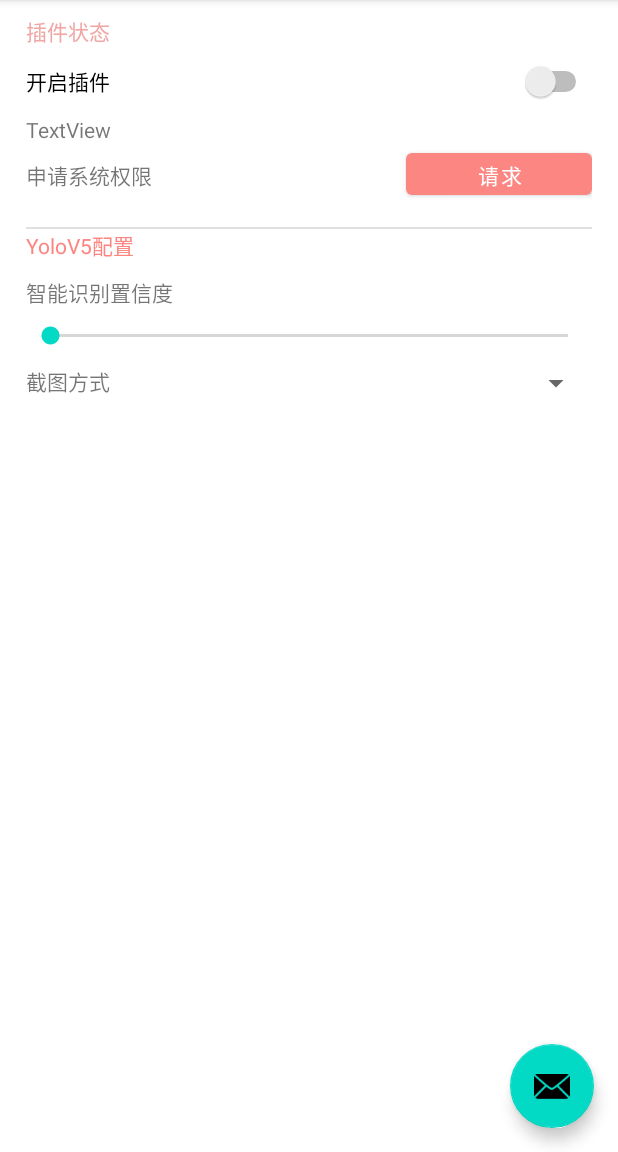
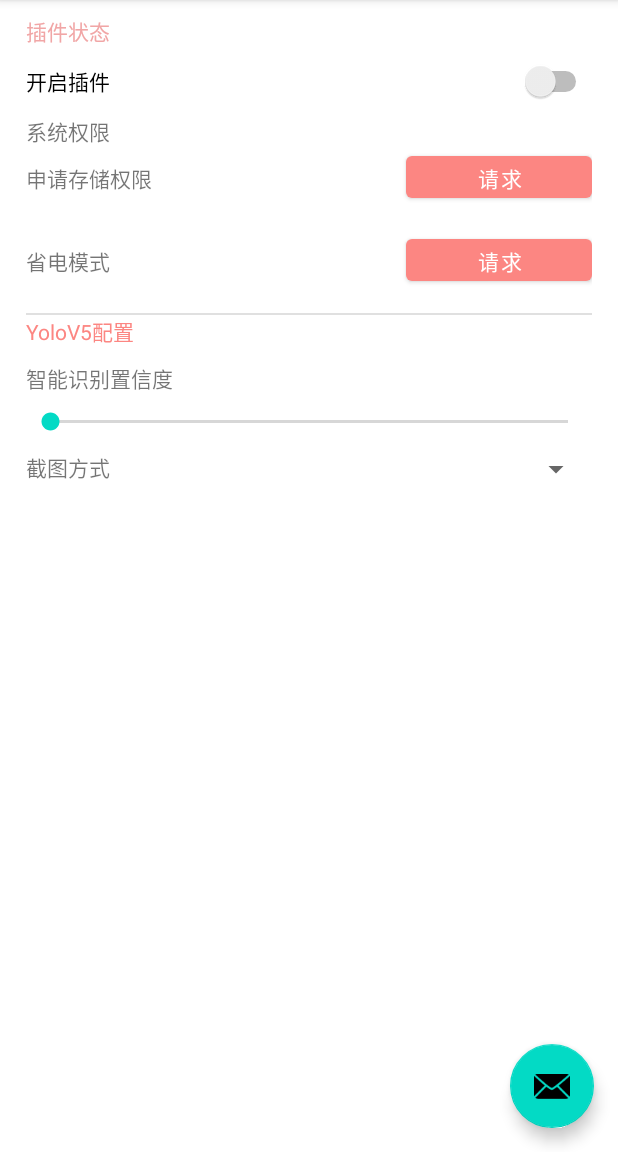
Before and after one commit to obaby/skip_ads_android, an Android app: the screen it shows after launch (MainActivity), on a phone screen of 412 x 824 dp, the part 84-1236 px from its top. Run offline under Robolectric (Android 15) with nearby library versions, the phone set to English and light mode, and no system bars; our stand-ins replace navigation-ui; libraries missing offline, so code that uses them is left out: com.tencent.tinker, com.yorhp.recordlibrary; 3 statements that could not run were skipped.

Commit message:
更新设置页面

```diff
--- a/app/src/main/res/layout/fragment_first.xml
+++ b/app/src/main/res/layout/fragment_first.xml
@@ -53,7 +53,7 @@
                 android:layout_width="wrap_content"
                 android:layout_height="wrap_content"
                 android:layout_weight="1"
-                android:text="TextView" />
+                android:text="系统权限" />
         </LinearLayout>
 
         <LinearLayout
@@ -67,10 +67,31 @@
                 android:layout_width="218dp"
                 android:layout_height="40dp"
                 android:layout_weight="1"
-                android:text="申请系统权限" />
+                android:text="申请存储权限" />
 
             <Button
                 android:id="@+id/button"
+                android:layout_width="wrap_content"
+                android:layout_height="40dp"
+                android:layout_weight="1"
+                android:text="请求" />
+        </LinearLayout>
+
+        <LinearLayout
+            android:layout_width="match_parent"
+            android:layout_height="55dp"
+            android:layout_weight="1"
+            android:orientation="horizontal">
+
+            <TextView
+                android:id="@+id/textView_powersave"
+                android:layout_width="218dp"
+                android:layout_height="40dp"
+                android:layout_weight="1"
+                android:text="省电模式" />
+
+            <Button
+                android:id="@+id/button_powersave"
                 android:layout_width="wrap_content"
                 android:layout_height="40dp"
                 android:layout_weight="1"
```
